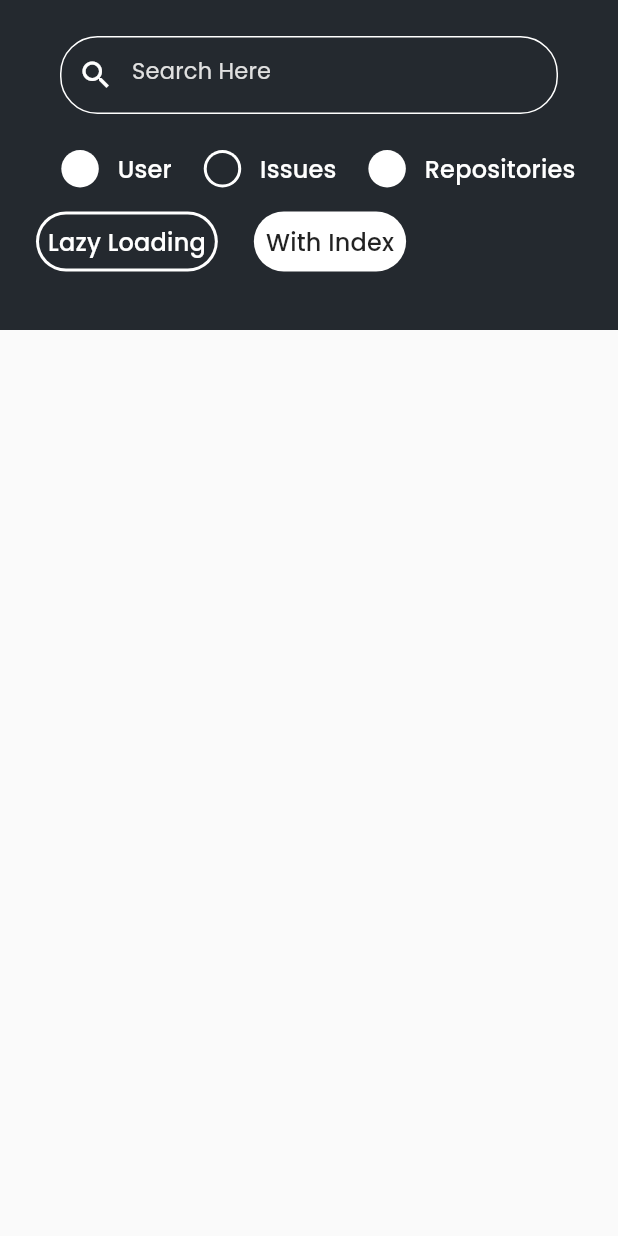
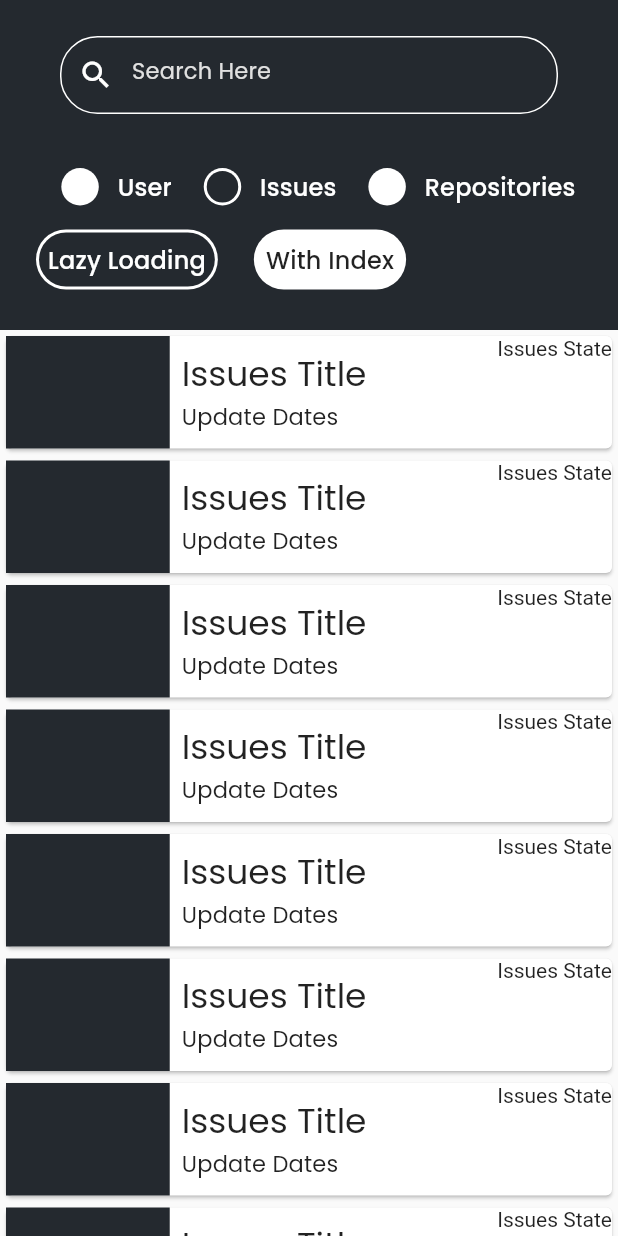
Before and after one commit to Keenan-Adityo/GitHub-Search, a Flutter app: the screen it shows after launch, after a tap on "Issues", on a phone screen of 412 x 824 dp. Run offline on Flutter 3.47's test engine with Material 2 defaults, Android fonts, the phone set to English and light mode, and no system bars; our stand-ins replace bloc, equatable, flutter_bloc, get_it, google_fonts.

Commit message:
make the ui looks like the example

```diff
--- a/core/lib/presentation/pages/user_search_page.dart
+++ b/core/lib/presentation/pages/user_search_page.dart
@@ -1,8 +1,11 @@
 import 'package:core/presentation/bloc/category_bloc/category_bloc.dart';
 import 'package:core/presentation/bloc/pagination_bloc/pagination_bloc.dart';
+import 'package:core/presentation/widgets/issues_card.dart';
 import 'package:core/presentation/widgets/paginations.dart';
+import 'package:core/presentation/widgets/repo_card.dart';
 import 'package:core/presentation/widgets/search_category.dart';
 import 'package:core/presentation/widgets/sliver_delegate.dart';
+import 'package:core/presentation/widgets/user_card.dart';
 import 'package:core/styles/colors.dart';
 import 'package:core/styles/text_styles.dart';
 import 'package:flutter/material.dart';
@@ -41,6 +44,7 @@ class UserSearchList extends StatelessWidget {
             // TODO: sliver appbar bentuknya dibenerin
             SliverAppBar(
               floating: true,
+              snap: true,
               expandedHeight: 100,
               backgroundColor: mainColor,
               flexibleSpace: Padding(
@@ -69,6 +73,23 @@ class UserSearchList extends StatelessWidget {
               ),
             ),
             const SliverHeader(),
+            SliverList(
+                delegate: SliverChildBuilderDelegate(
+              (context, index) {
+                return BlocBuilder<CategoryBloc, CategoryState>(
+                  builder: (context, state) {
+                    if (state is UserState) {
+                      return UserCard();
+                    } else if (state is IssuesState) {
+                      return IssuesCard();
+                    } else {
+                      return RepoCard();
+                    }
+                  },
+                );
+              },
+              childCount: 50,
+            ))
           ],
         ),
       ),
@@ -97,7 +118,7 @@ class SliverHeader extends StatelessWidget {
         maxHeight: 120,
         child: Container(
           color: mainColor,
-          padding: const EdgeInsets.symmetric(horizontal: 24),
+          padding: const EdgeInsets.symmetric(horizontal: 24, vertical: 12),
           child: Column(
             children: [
               Row(
--- /dev/null
+++ b/core/lib/presentation/widgets/issues_card.dart
@@ -0,0 +1,46 @@
+import 'package:core/styles/colors.dart';
+import 'package:core/styles/text_styles.dart';
+import 'package:flutter/material.dart';
+
+class IssuesCard extends StatelessWidget {
+  const IssuesCard({Key? key}) : super(key: key);
+
+  @override
+  Widget build(BuildContext context) {
+    return Card(
+      child: Row(
+        crossAxisAlignment: CrossAxisAlignment.start,
+        children: <Widget>[
+          Expanded(
+            flex: 1,
+            child: Container(
+              height: 75,
+              color: mainColor,
+            ),
+            // Image.asset(place.imageAsset),
+          ),
+          Expanded(
+            flex: 2,
+            child: Padding(
+              padding: const EdgeInsets.all(8.0),
+              child: Column(
+                crossAxisAlignment: CrossAxisAlignment.start,
+                children: [
+                  Text(
+                    'Issues Title',
+                    style: kHeading5,
+                  ),
+                  Text(
+                    'Update Dates',
+                    style: kSubtitle,
+                  ),
+                ],
+              ),
+            ),
+          ),
+          Text('Issues State')
+        ],
+      ),
+    );
+  }
+}
--- /dev/null
+++ b/core/lib/presentation/widgets/user_card.dart
@@ -0,0 +1,36 @@
+import 'package:core/styles/colors.dart';
+import 'package:core/styles/text_styles.dart';
+import 'package:flutter/material.dart';
+
+class UserCard extends StatelessWidget {
+  const UserCard({Key? key}) : super(key: key);
+
+  @override
+  Widget build(BuildContext context) {
+    return Card(
+      child: Row(
+        crossAxisAlignment: CrossAxisAlignment.start,
+        children: <Widget>[
+          Expanded(
+            flex: 1,
+            child: Container(
+              height: 75,
+              color: mainColor,
+            ),
+            // Image.asset(place.imageAsset),
+          ),
+          Expanded(
+            flex: 2,
+            child: Padding(
+              padding: const EdgeInsets.all(8.0),
+              child: Text(
+                'Username',
+                style: kHeading5,
+              ),
+            ),
+          )
+        ],
+      ),
+    );
+  }
+}
--- a/core/pubspec.yaml
+++ b/core/pubspec.yaml
@@ -14,6 +14,7 @@ dependencies:
   flutter_bloc: ^8.0.1
   google_fonts: ^2.3.1
   http: ^0.13.4
+  lazy_load_scrollview: ^1.3.0
   sqflite: ^2.0.2+1
 
 
```
Also changed, not shown: core/lib/presentation/widgets/repo_card.dart (added, +52 -0 lines).
